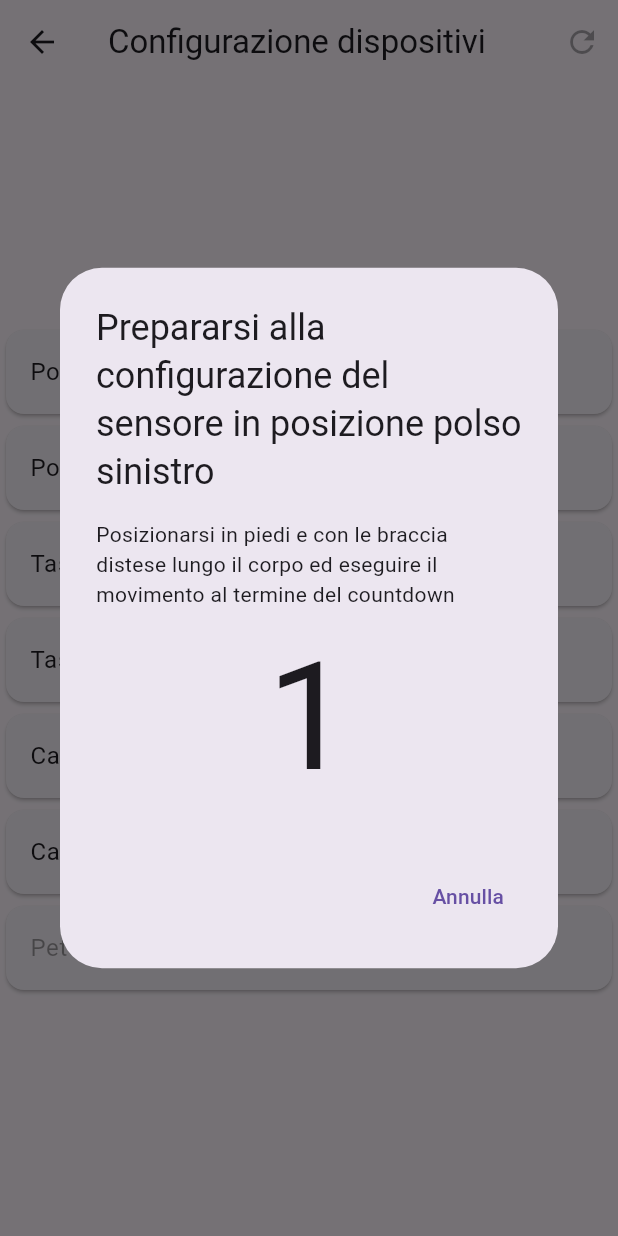
After one commit to andrea-montanari/motion-tracker, a Flutter app: the DevicesConfigurationPage screen opened directly, after a tap on "Polso sinistro", on a phone screen of 412 x 824 dp. The commit adds this screen. Run offline on Flutter 3.47's test engine with Material 3 defaults, Android fonts, the phone set to English and light mode, and no system bars; drawn by our look-alikes of timer_count_down; our stand-ins replace permission_handler; missing offline and left inert: mdsflutter.

Commit message:
FEAT: add devices configuration
Added a new page that is available when all the sensors are connected. This page allows the user to associate each wearable to the corresponding position on the body. This is done by calculating the standard deviation of the accelerometer data of each sensor. The one with the highest value is the one that the user moved and is therefore associated to the position selected by the user.

```diff
--- a/lib/AppModel.dart
+++ b/lib/AppModel.dart
@@ -6,14 +6,28 @@ import 'package:multi_sensor_collector/Device.dart';
 import 'package:mdsflutter/Mds.dart';
 import 'package:multi_sensor_collector/DeviceConnectionStatus.dart';
 
+import 'DeviceModel.dart';
+
 class AppModel extends ChangeNotifier {
+  final int _DEVICES_TO_CONNECT_NUM = 7;
+  int get DEVICES_TO_CONNECT_NUM => _DEVICES_TO_CONNECT_NUM;
   final Set<Device> _deviceList = Set();
+  final Set<Device> _connectedDeviceList = Set();
+  Set<DeviceModel> _configuredDeviceList = Set();
   bool _isScanning = false;
   void Function(Device)? _onDeviceMdsConnectedCb;
   void Function(Device)? _onDeviceDisonnectedCb;
 
   UnmodifiableListView<Device> get deviceList =>
       UnmodifiableListView(_deviceList);
+  UnmodifiableListView<Device> get connectedDeviceList =>
+      UnmodifiableListView(_connectedDeviceList);
+  UnmodifiableListView<DeviceModel> get configuredDeviceList =>
+      UnmodifiableListView(_configuredDeviceList);
+  void set configuredDeviceList (Iterable<DeviceModel> configuredDevices) => {
+    _configuredDeviceList = Set(),
+    _configuredDeviceList.addAll(configuredDevices),
+  };
 
   bool get isScanning => _isScanning;
 
@@ -65,9 +79,9 @@ class AppModel extends ChangeNotifier {
     notifyListeners();
     Mds.connect(
         device.address!,
-        (serial) => _onDeviceMdsConnected(device.address, serial),
-        () => _onDeviceDisconnected(device.address),
-        () => _onDeviceConnectError(device.address));
+            (serial) => _onDeviceMdsConnected(device.address, serial),
+            () => _onDeviceDisconnected(device.address),
+            () => _onDeviceConnectError(device.address));
   }
 
   void disconnectFromDevice(Device device) {
@@ -77,7 +91,11 @@ class AppModel extends ChangeNotifier {
 
   void _onDeviceMdsConnected(String? address, String serial) {
     Device foundDevice =
-        _deviceList.firstWhere((element) => element.address == address);
+    _deviceList.firstWhere((element) => element.address == address);
+
+    if (!_connectedDeviceList.contains(foundDevice)) {
+      _connectedDeviceList.add(foundDevice);
+    }
 
     foundDevice.onMdsConnected(serial);
     notifyListeners();
@@ -88,7 +106,12 @@ class AppModel extends ChangeNotifier {
 
   void _onDeviceDisconnected(String? address) {
     Device foundDevice =
-        _deviceList.firstWhere((element) => element.address == address);
+    _deviceList.firstWhere((element) => element.address == address);
+
+    if (_connectedDeviceList.contains(foundDevice)) {
+      _connectedDeviceList.remove(foundDevice);
+    }
+
     foundDevice.onDisconnected();
     notifyListeners();
     if (_onDeviceDisonnectedCb != null) {
@@ -99,4 +122,5 @@ class AppModel extends ChangeNotifier {
   void _onDeviceConnectError(String? address) {
     _onDeviceDisconnected(address);
   }
+
 }
--- a/lib/DeviceInteractionWidget.dart
+++ b/lib/DeviceInteractionWidget.dart
@@ -77,7 +77,7 @@ class _DeviceInteractionWidgetState extends State<DeviceInteractionWidget> {
     return Card(
       child: ListTile(
         title: Text("Accelerometer"),
-        subtitle: Text(deviceModel.accelerometerData),
+        subtitle: Text(deviceModel.accelerometerData["x"].toString()),
         trailing: ElevatedButton(
           child: Text(deviceModel.accelerometerSubscribed
               ? "Unsubscribe"
--- /dev/null
+++ b/lib/DevicesConfigurationPage.dart
@@ -0,0 +1,300 @@
+import 'package:flutter/material.dart';
+import 'package:multi_sensor_collector/Utils/BodyPositions.dart';
+import 'package:provider/provider.dart';
+import 'package:timer_count_down/timer_count_down.dart';
+import 'AppModel.dart';
+import 'DeviceModel.dart';
+
+class DevicesConfigurationPage extends StatefulWidget {
+
+  @override
+  State<StatefulWidget> createState() {
+    return _DevicesConfigurationPageState();
+  }
+}
+
+class _DevicesConfigurationPageState extends State<DevicesConfigurationPage> {
+  late Map<BodyPositions, bool> _callbackSuccess;
+  late ValueNotifier<bool> _configurationCompleted;
+  late DeviceListModel deviceListModel;
+  late AppModel model;
+
+  @override
+  void initState() {
+    super.initState();
+    model = Provider.of<AppModel>(context, listen: false);
+    deviceListModel = DeviceListModel();
+    _callbackSuccess = Map();
+    DeviceModel deviceModel;
+    if (model.configuredDeviceList.length == model.DEVICES_TO_CONNECT_NUM) {
+      deviceListModel.devices.addAll(model.configuredDeviceList);
+      _callbackSuccess = {
+        for (var value in BodyPositions.values) value: true
+      };
+    } else {
+      model.deviceList.forEach((device) => {
+        deviceModel = DeviceModel(device.name, device.serial),
+        deviceListModel.addDevice(deviceModel),
+      });
+      _callbackSuccess = {
+        for (var value in BodyPositions.values) value: false
+      };
+    }
+    _configurationCompleted = ValueNotifier<bool>(false);
+  }
+
+  Future<bool?> _showMovementDetectedDialog(BodyPositions bodyPart) async {
+    return showDialog<bool>(
+      context: context,
+      barrierDismissible: false, // user must tap button!
+      builder: (BuildContext context) {
+        return AlertDialog(
+          title: const Text('Movimento rilevato'),
+          content:  SingleChildScrollView(
+            child: ListBody(
+              children: <Widget>[
+                Text('Il dispositivo con il led accesso è quello in posizione ${bodyPart.name}?'),
+              ],
+            ),
+          ),
+          actions: <Widget>[
+            TextButton(
+              child: const Text('Sì'),
+              onPressed: () {
+                Navigator.pop(context, true);
+              },
+            ),
+            TextButton(
+              child: const Text('No'),
+              onPressed: () {
+                Navigator.pop(context, false);
+              },
+            ),
+          ],
+        );
+      },
+    );
+  }
+
+  Future<bool?> _showCountDownDialog(BodyPositions bodyPart) async {
+    return showDialog<bool>(
+      context: context,
+      barrierDismissible: false, // user must tap button!
+      builder: (BuildContext context) {
+        return AlertDialog(
+          title: Text('Prepararsi alla configurazione del sensore in posizione ${bodyPart.name}'),
+          content:  SingleChildScrollView(
+            child: ListBody(
+              children: <Widget>[
+                const Text('Posizionarsi in piedi e con le braccia distese lungo il corpo ed eseguire il movimento al termine del countdown'),
+                Align(
+                  alignment: Alignment.center,
+                  child:
+                  Countdown(
+                    seconds: 0,
+                    build: (BuildContext context, double time) => Text(
+                      (time.toInt()+1).toString(),
+                      style: TextStyle(
+                        fontSize: 100,
+                      ),),
+                    interval: Duration(milliseconds: 1000),
+                    onFinished: () {
+                      print('Timer is done!');
+                      Navigator.pop(context, true);
+                    },
+                  ),
+                ),
+              ],
+            ),
+          ),
+          actions: <Widget>[
+            TextButton(
+              child: const Text('Annulla'),
+              onPressed: () {
+                Navigator.pop(context, false);
+              },
+            ),
+          ],
+        );
+      },
+    );
+  }
+
+  Future<bool?> _showMotionDetectionDialog(BodyPositions bodyPart) async {
+    return showDialog<bool>(
+      context: context,
+      barrierDismissible: false, // user must tap button!
+      builder: (BuildContext context) {
+        return AlertDialog(
+          title: const Text('Rilevazione del movimento'),
+          content:  SingleChildScrollView(
+            child: ListBody(
+              children: <Widget>[
+                Text('Sollevare ${bodyPart.limb}'),
+              ],
+            ),
+          ),
+          actions: <Widget>[
+            TextButton(
+              child: const Text('Annulla'),
+              onPressed: () {
+                Navigator.pop(context, false);
+              },
+            ),
+          ],
+        );
+      },
+    );
+  }
+
+  Future<bool?> _showConfirmationDialog() async {
+    return showDialog<bool>(
+      context: context,
+      barrierDismissible: false, // user must tap button!
+      builder: (BuildContext context) {
+        return AlertDialog(
+          title: const Text('Confermi di voler resettare la configurazione?'),
+          actions: <Widget>[
+            TextButton(
+              child: const Text('Sì'),
+              onPressed: () {
+                Navigator.pop(context, true);
+              },
+            ),
+            TextButton(
+              child: const Text('No'),
+              onPressed: () {
+                Navigator.pop(context, false);
+              },
+            ),
+          ],
+        );
+      },
+    );
+  }
+
+
+  Future<void> _onButtonPressed(BodyPositions bodyPart) async {
+    bool? countDownDialogResult = await _showCountDownDialog(bodyPart);
+    if (!countDownDialogResult!) {
+      return;
+    }
+
+    // If user deletes operation from the dialog return, otherwise get result and continue
+    Future<bool?> motionDetectionDialogResultFuture = _showMotionDetectionDialog(bodyPart);
+    Future<List<DeviceModel>?> devicesSortedByMovementFuture = deviceListModel.checkForDevicesMovement();
+    var futureResults = await Future.any([motionDetectionDialogResultFuture, devicesSortedByMovementFuture]);
+    if (futureResults is bool && futureResults == false) {
+      deviceListModel.unsubscribeAllDevicesToAccelerometer();
+      return;
+    }
+    List<DeviceModel>? devicesSortedByMovement = await devicesSortedByMovementFuture;
+    context.mounted ? Navigator.pop(context) : null;
+    deviceListModel.devices = devicesSortedByMovement!;
+
+    // Show the device that registered the most movement and make the user chose if it's the correct one
+    for (final device in deviceListModel.devices) {
+      if (device.bodyPosition == null) { // Body part not yet defined
+        device.switchLed();
+        bool? movementDetectedDialogResult = await _showMovementDetectedDialog(bodyPart);
+        device.switchLed();
+        if (movementDetectedDialogResult != null && movementDetectedDialogResult) {
+          deviceListModel.devices
+              .where((element) => element.serial == device.serial)
+              .first
+              .bodyPosition = bodyPart;
+          device.bodyPosition = bodyPart;
+          setState(() {
+            _callbackSuccess[bodyPart] = true;
+          });
+          break;
+        } else {
+          deviceListModel.unsubscribeAllDevicesToAccelerometer();
+        }
+      }
+    }
+
+
+    // If every other position has been configured, configure chest position by exclusion and complete configuration
+    print("deviceListModel.devices.where((element) => element.bodyPosition != null).length : ${deviceListModel.devices.where((element) => element.bodyPosition != null).length}");
+    print("deviceListModel.devices.length: ${deviceListModel.devices.length}");
+    if (deviceListModel.devices.where((element) => element.bodyPosition != null).length == deviceListModel.devices.length - 1) {
+      deviceListModel.devices.where((element) => element.bodyPosition == null).first.bodyPosition = BodyPositions.chest;
+      model.configuredDeviceList = deviceListModel.devices;
+      print("Configuration complete");
+      setState(() {
+        _callbackSuccess[BodyPositions.chest] = true;
+        _configurationCompleted.value = true;
+      });
+    }
+  }
+
+  Future<void> _onResetButtonPressed() async {
+    bool? confirmationDialogResult = await _showConfirmationDialog();
+    if (confirmationDialogResult != null && confirmationDialogResult) {
+      DeviceModel deviceModel;
+      model.deviceList.forEach((device) => {
+        deviceModel = DeviceModel(device.name, device.serial),
+        deviceListModel.addDevice(deviceModel),
+      });
+      _callbackSuccess = {
+        for (var value in BodyPositions.values) value: false
+      };
+      model.configuredDeviceList.clear();
+    }
+  }
+
+  @override
+  Widget build(BuildContext context) {
+    // Listen to changes in the state variable inside the build method
+    _configurationCompleted.addListener(() {
+      if (_configurationCompleted.value) {
+        // Show a snackbar when the state variable changes to true
+        WidgetsBinding.instance.addPostFrameCallback((_) {
+          ScaffoldMessenger.of(context).showSnackBar(
+            SnackBar(
+              content: Text('Dispositivi configurati correttamente'),
+            ),
+          );
+        });
+        _configurationCompleted.value = false;
+      }
+    });
+
+    return ChangeNotifierProvider(
+        create: (context) => deviceListModel,
+        child: Consumer<DeviceListModel>(
+            builder: (context, model, child)
+            {
+              return Scaffold(
+                  appBar: AppBar(
+                    title: Text("Configurazione dispositivi"),
+                    actions: [
+                      IconButton(
+                        icon: Icon(Icons.refresh),
+                        onPressed: _callbackSuccess.values.where((element) => element == true).length > 0 ? _onResetButtonPressed : null,
+                        tooltip: "Reset configurazione",
+                      )
+                    ],
+                  ),
+                  body: Material(
+                      child: Column(
+                        mainAxisAlignment: MainAxisAlignment.center,
+                        children: [
+                          for (final bodyPart in BodyPositions.values)
+                            Card(
+                              child: ListTile(
+                                title: Text(bodyPart.nameUpperCase),
+                                tileColor: _callbackSuccess[bodyPart]! ? Colors.green : null,
+                                enabled: !_callbackSuccess[bodyPart]! && !(bodyPart == BodyPositions.chest),
+                                onTap: () => _onButtonPressed(bodyPart),
+                              ),
+                            ),
+                        ],
+                      )
+                  )
+              );
+            }));
+  }
+
+}
--- /dev/null
+++ b/lib/Utils/BodyPositions.dart
@@ -0,0 +1,68 @@
+enum BodyPositions {
+  leftWrist,
+  rightWrist,
+  leftPocket,
+  rightPocket,
+  leftAnkle,
+  rightAnkle,
+  chest,
+}
+
+extension MyColorExtension on BodyPositions {
+  String get name {
+    switch (this) {
+      case BodyPositions.leftWrist:
+        return 'polso sinistro';
+      case BodyPositions.rightWrist:
+        return 'polso destro';
+      case BodyPositions.leftPocket:
+        return 'tasca sinistra';
+      case BodyPositions.rightPocket:
+        return 'tasca destra';
+      case BodyPositions.leftAnkle:
+        return 'caviglia sinistra';
+      case BodyPositions.rightAnkle:
+        return 'caviglia destra';
+      case BodyPositions.chest:
+        return 'petto';
+    }
+  }
+
+  String get nameUpperCase {
+    switch (this) {
+      case BodyPositions.leftWrist:
+        return 'Polso sinistro';
+      case BodyPositions.rightWrist:
+        return 'Polso destro';
+      case BodyPositions.leftPocket:
+        return 'Tasca sinistra';
+      case BodyPositions.rightPocket:
+        return 'Tasca destra';
+      case BodyPositions.leftAnkle:
+        return 'Caviglia sinistra';
+      case BodyPositions.rightAnkle:
+        return 'Caviglia destra';
+      case BodyPositions.chest:
+        return 'Petto';
+    }
+  }
+
+  String get limb {
+    switch (this) {
+      case BodyPositions.leftWrist:
+        return 'il braccio sinistro';
+      case BodyPositions.rightWrist:
+        return 'il braccio destro';
+      case BodyPositions.leftPocket:
+        return 'la gamba sinistra';
+      case BodyPositions.rightPocket:
+        return 'la gamba destra';
+      case BodyPositions.leftAnkle:
+        return 'la gamba sinistra';
+      case BodyPositions.rightAnkle:
+        return 'la gamba destra';
+      case BodyPositions.chest:
+        return 'il petto';
+    }
+  }
+}
--- a/lib/main.dart
+++ b/lib/main.dart
@@ -9,6 +9,7 @@ void main() {
       ChangeNotifierProvider(
         create: (context) => AppModel(),
         child: MaterialApp(
+          theme: ThemeData(useMaterial3: true),
           home: ScanWidget(),
         ),
       )
--- a/pubspec.yaml
+++ b/pubspec.yaml
@@ -38,7 +38,7 @@ dependencies:
   mdsflutter: ^2.0.0
   permission_handler: ^11.1.0
   provider: ^6.0.4
-  body_part_selector: ^0.0.3
+  timer_count_down: ^2.2.2
 
 dev_dependencies:
   flutter_test:
```
Also changed, not shown: lib/DeviceModel.dart (+138 -15 lines), lib/ScanWidget.dart (+14 -10 lines), pubspec.lock.
